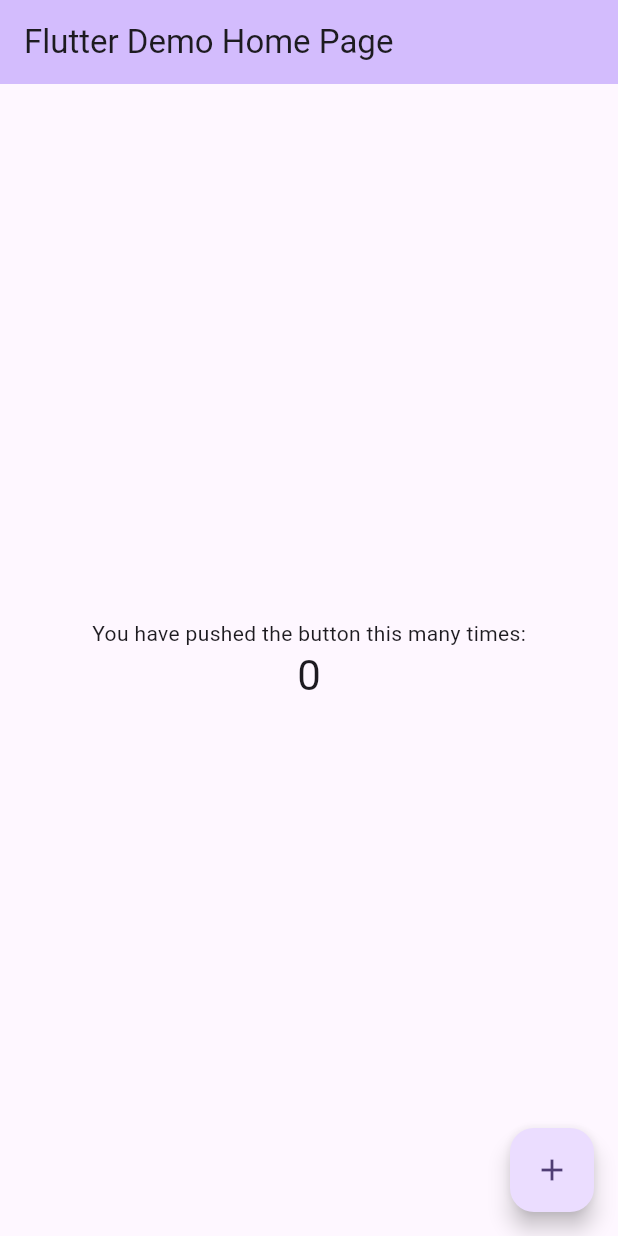
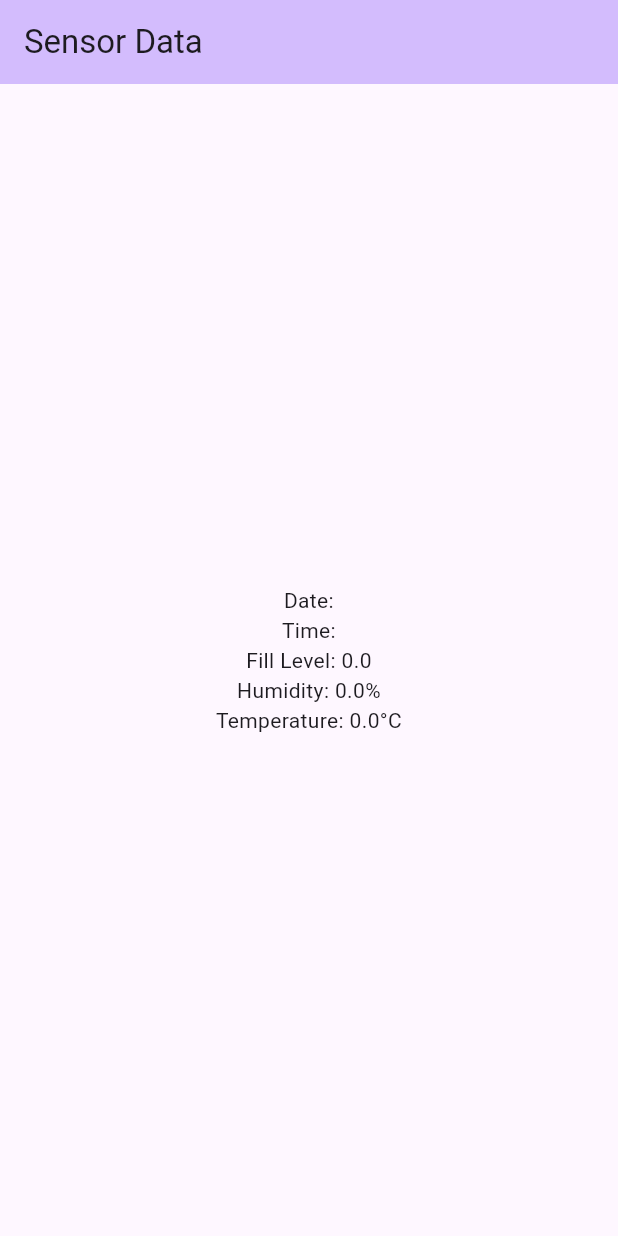
Before and after one commit to ZakiyaAbuMurra/Graduation-project, a Flutter app: the screen it shows after launch, on a phone screen of 412 x 824 dp. Run offline on Flutter 3.47's test engine with Material 3 defaults, Android fonts, the phone set to English and light mode, and no system bars; our stand-ins replace firebase_core, firebase_database; accounts and stored records are empty.

Commit message:
Fetch humadity data from RealTime database

```diff
--- a/lib/main.dart
+++ b/lib/main.dart
@@ -1,6 +1,7 @@
 import 'package:firebase_core/firebase_core.dart';
 import 'package:flutter/material.dart';
 import 'package:graduation_project/firebase_options.dart';
+import 'package:firebase_database/firebase_database.dart';
 
 Future<void> main() async {
   WidgetsFlutterBinding.ensureInitialized();
@@ -13,46 +14,21 @@
 class MyApp extends StatelessWidget {
   const MyApp({super.key});
 
-  // This widget is the root of your application.
   @override
   Widget build(BuildContext context) {
     return MaterialApp(
       title: 'Flutter Demo',
       theme: ThemeData(
-        // This is the theme of your application.
-        //
-        // TRY THIS: Try running your application with "flutter run". You'll see
-        // the application has a purple toolbar. Then, without quitting the app,
-        // try changing the seedColor in the colorScheme below to Colors.green
-        // and then invoke "hot reload" (save your changes or press the "hot
-        // reload" button in a Flutter-supported IDE, or press "r" if you used
-        // the command line to start the app).
-        //
-        // Notice that the counter didn't reset back to zero; the application
-        // state is not lost during the reload. To reset the state, use hot
-        // restart instead.
-        //
-        // This works for code too, not just values: Most code changes can be
-        // tested with just a hot reload.
         colorScheme: ColorScheme.fromSeed(seedColor: Colors.deepPurple),
         useMaterial3: true,
       ),
-      home: const MyHomePage(title: 'Flutter Demo Home Page'),
+      home: const MyHomePage(title: 'Sensor Data'),
     );
   }
 }
 
 class MyHomePage extends StatefulWidget {
   const MyHomePage({super.key, required this.title});
-
-  // This widget is the home page of your application. It is stateful, meaning
-  // that it has a State object (defined below) that contains fields that affect
-  // how it looks.
-
-  // This class is the configuration for the state. It holds the values (in this
-  // case the title) provided by the parent (in this case the App widget) and
-  // used by the build method of the State. Fields in a Widget subclass are
-  // always marked "final".
 
   final String title;
 
@@ -61,71 +37,66 @@
 }
 
 class _MyHomePageState extends State<MyHomePage> {
-  int _counter = 0;
+  // Define the variables to store sensor data
+  String _date = '';
+  String _time = '';
+  double _fillLevel = 0;
+  double _humidity = 0;
+  double _temperature = 0;
 
-  void _incrementCounter() {
-    setState(() {
-      // This call to setState tells the Flutter framework that something has
-      // changed in this State, which causes it to rerun the build method below
-      // so that the display can reflect the updated values. If we changed
-      // _counter without calling setState(), then the build method would not be
-      // called again, and so nothing would appear to happen.
-      _counter++;
+  // Reference to the Firebase Realtime Database
+  final _databaseRef = FirebaseDatabase.instance.ref();
+
+  @override
+  void initState() {
+    super.initState();
+    _activateListeners();
+  }
+
+  void _activateListeners() {
+    // Listening to the humidityTemp node changes
+    _databaseRef.child('sensors/humidityTemp').onValue.listen((event) {
+      final data = Map<String, dynamic>.from(event.snapshot.value as Map);
+      setState(() {
+        _date = data['date'] ?? '';
+        _time = data['time'] ?? '';
+        _fillLevel = double.tryParse(data['fill-level'].toString()) ?? 0;
+        _humidity = double.tryParse(data['humidity'].toString()) ?? 0;
+        _temperature = double.tryParse(data['temperature'].toString()) ?? 0;
+      });
     });
   }
 
   @override
   Widget build(BuildContext context) {
-    // This method is rerun every time setState is called, for instance as done
-    // by the _incrementCounter method above.
-    //
-    // The Flutter framework has been optimized to make rerunning build methods
-    // fast, so that you can just rebuild anything that needs updating rather
-    // than having to individually change instances of widgets.
     return Scaffold(
       appBar: AppBar(
-        // TRY THIS: Try changing the color here to a specific color (to
-        // Colors.amber, perhaps?) and trigger a hot reload to see the AppBar
-        // change color while the other colors stay the same.
         backgroundColor: Theme.of(context).colorScheme.inversePrimary,
-        // Here we take the value from the MyHomePage object that was created by
-        // the App.build method, and use it to set our appbar title.
         title: Text(widget.title),
       ),
       body: Center(
-        // Center is a layout widget. It takes a single child and positions it
-        // in the middle of the parent.
         child: Column(
-          // Column is also a layout widget. It takes a list of children and
-          // arranges them vertically. By default, it sizes itself to fit its
-          // children horizontally, and tries to be as tall as its parent.
-          //
-          // Column has various properties to control how it sizes itself and
-          // how it positions its children. Here we use mainAxisAlignment to
-          // center the children vertically; the main axis here is the vertical
-          // axis because Columns are vertical (the cross axis would be
-          // horizontal).
-          //
-          // TRY THIS: Invoke "debug painting" (choose the "Toggle Debug Paint"
-          // action in the IDE, or press "p" in the console), to see the
-          // wireframe for each widget.
           mainAxisAlignment: MainAxisAlignment.center,
           children: <Widget>[
-            const Text(
-              'You have pushed the button this many times:',
+            Text(
+              'Date: $_date\nTime: $_time',
+              textAlign: TextAlign.center,
             ),
             Text(
-              '$_counter',
-              style: Theme.of(context).textTheme.headlineMedium,
+              'Fill Level: $_fillLevel',
+              textAlign: TextAlign.center,
+            ),
+            Text(
+              'Humidity: $_humidity%',
+              textAlign: TextAlign.center,
+            ),
+            Text(
+              'Temperature: $_temperature°C',
+              textAlign: TextAlign.center,
             ),
           ],
         ),
       ),
-      floatingActionButton: FloatingActionButton(
-        onPressed: _incrementCounter,
-        tooltip: 'Increment',
-        child: const Icon(Icons.add),
-      ), // This trailing comma makes auto-formatting nicer for build methods.
     );
   }
 }
```
Also changed, not shown: pubspec.yaml (+2 -63 lines), lib/firebase_options.dart, pubspec.lock, 3 other files.
